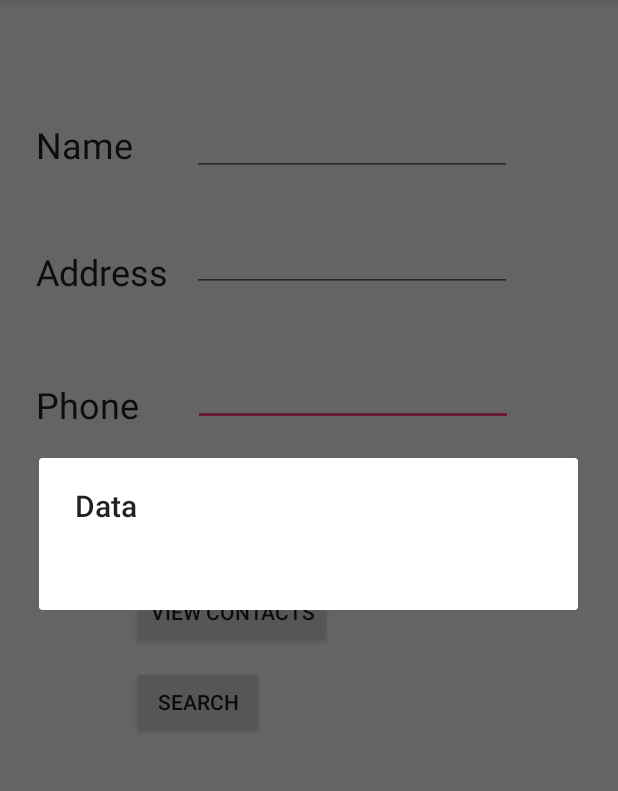
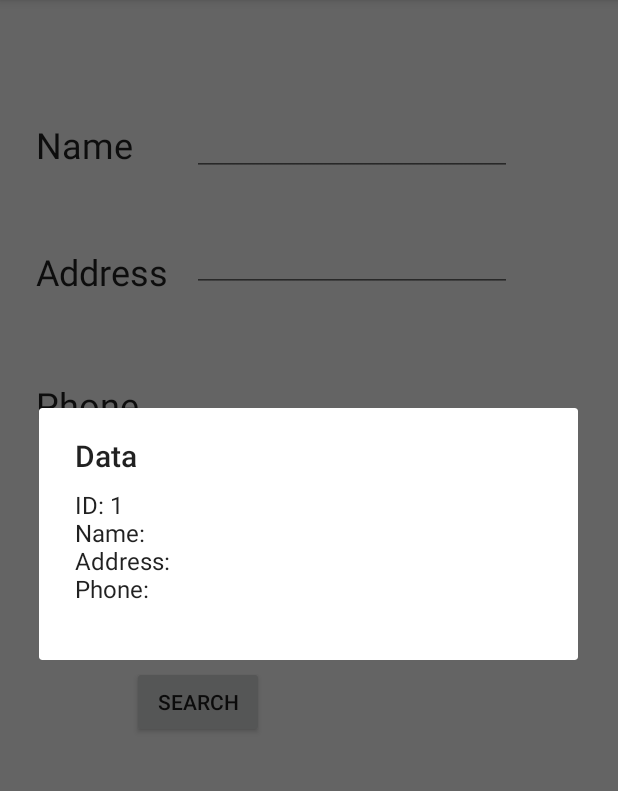
Before and after one commit to jonest8389/SQLnotes, an Android app: the screen it shows after launch (MainActivity), after a tap on "VIEW CONTACTS", on a phone screen of 412 x 824 dp, the part 84-875 px from its top. Run offline under Robolectric (Android 15) with nearby library versions, the phone set to English and light mode, and no system bars.

Commit message:
fixed MyContactApp

```diff
--- a/MyContactApp/app/src/main/java/com/example/jonest8389/mycontactapp/DatabaseHelper.java
+++ b/MyContactApp/app/src/main/java/com/example/jonest8389/mycontactapp/DatabaseHelper.java
@@ -10,19 +10,19 @@ import android.content.ContentValues;
 public class DatabaseHelper extends SQLiteOpenHelper {
 
     public static final int DATABASE_VERSION = 1;
-    public static final String DATABASE_NAME = "Contact2018-2.db";
+    public static final String DATABASE_NAME = "Contact2018-4.db";
 
     public static final String TABLE_NAME = "Contact2018_table";
     public static final String ID = "ID";
-    public static final String COLUMN_NAME_CONTACT = "name";
-    public static final String COLUMN_ADDRESS_CONTACT = "address";
-    public static final String COLUMN_PHONE_CONTACT = "phone";
+    public static final String COLUMN_NAME_CONTACT = "NAME";
+    public static final String COLUMN_ADDRESS_CONTACT = "ADDRESS";
+    public static final String COLUMN_PHONE_CONTACT = "PHONE";
 
     public static final String SQL_CREATE_ENTRIES =
             "CREATE TABLE " + TABLE_NAME + " (" +
                     ID + " INTEGER PRIMARY KEY AUTOINCREMENT," +
-                    COLUMN_NAME_CONTACT + " TEXT," + COLUMN_ADDRESS_CONTACT
-                    + " TEXT," + COLUMN_PHONE_CONTACT + " TEXT)";
+                    "NAME" + " TEXT," + "ADDRESS"
+                    + " TEXT," + "PHONE" + " TEXT)";
 
     public static final String SQL_DELETE_ENTRIES =
             "DROP TABLE IF EXISTS " + TABLE_NAME;
@@ -44,11 +44,13 @@ public class DatabaseHelper extends SQLiteOpenHelper {
         db.execSQL(SQL_DELETE_ENTRIES);
     }
 
-    public boolean insertData(String name){
+    public boolean insertData(String name, String address, String phone){
         Log.d("MyContactApp","DatabaseHelper: inserting data");
         SQLiteDatabase db = this.getWritableDatabase();
         ContentValues contentValues = new ContentValues();
         contentValues.put(COLUMN_NAME_CONTACT, name);
+        contentValues.put(COLUMN_ADDRESS_CONTACT, address);
+        contentValues.put(COLUMN_PHONE_CONTACT, phone);
 
         long result = db.insert(TABLE_NAME, null, contentValues);
 
--- a/MyContactApp/app/src/main/java/com/example/jonest8389/mycontactapp/MainActivity.java
+++ b/MyContactApp/app/src/main/java/com/example/jonest8389/mycontactapp/MainActivity.java
@@ -34,8 +34,7 @@ public class MainActivity extends AppCompatActivity {
     public void addData(View v){
         Log.d("MyContactApp","MainActivity: Add contact button pressed");
 
-        String insert = editName.getText().toString() + " " + editAddress.getText().toString() + " " + editPhone.getText().toString();
-        boolean isInserted = myDb.insertData(insert);
+        boolean isInserted = myDb.insertData(editName.getText().toString(),editAddress.getText().toString(),editPhone.getText().toString());
 
         if (isInserted) {
             Toast.makeText(MainActivity.this, "Success - contact inserted", Toast.LENGTH_LONG).show();
@@ -56,10 +55,12 @@ public class MainActivity extends AppCompatActivity {
         Log.d("MyContactApp","MainActivity: lines - " + Integer.toString(res.getCount()));
         StringBuffer buffer = new StringBuffer();
 
-        buffer.append(res.getString(0));
-        buffer.append(res.getString(1));
-        buffer.append(res.getString(2));
-        buffer.append(res.getString(3));
+        while (res.moveToNext()) {
+            buffer.append("ID: " + res.getString(0) + "\n");
+            buffer.append("Name: " + res.getString(1) + "\n");
+            buffer.append("Address: " + res.getString(2) + "\n");
+            buffer.append("Phone: " + res.getString(3) + "\n");
+        }
 
         showMessage("Data", buffer.toString());
 
```
Also changed, not shown: MyMapsApp/app/src/main/java/com/example/jonest8389/mymapsapp/MapsActivity.java (+83 -0 lines).
